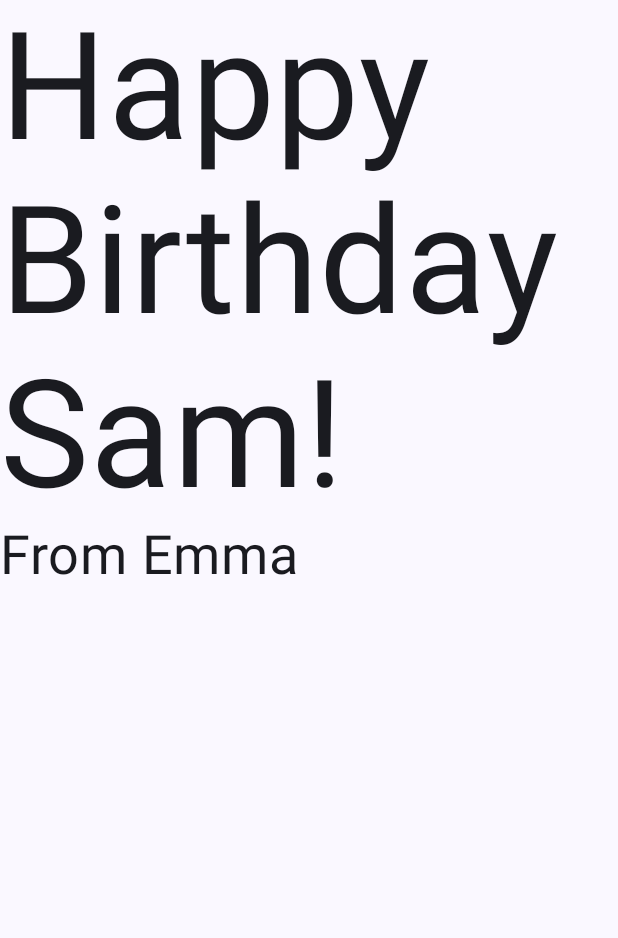
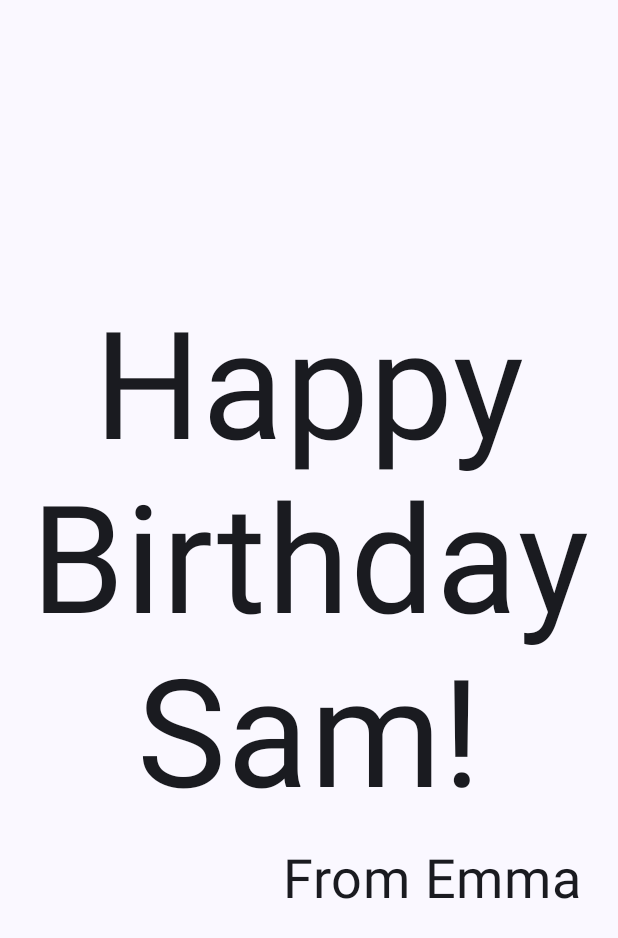
Before and after one commit to AnaDeFence/psychic-dollop, an Android app built with Jetpack Compose: the screen it shows after launch (MainActivity), on a phone screen of 412 x 824 dp. Shown: the top 938 px of the screen. Run offline under Robolectric (Android 15) with nearby library versions, the phone set to English and light mode, and no system bars.

Commit message:
hbapp: add text modifiers

```diff
--- a/happybirthday/app/src/main/java/com/example/happybirthday/MainActivity.kt
+++ b/happybirthday/app/src/main/java/com/example/happybirthday/MainActivity.kt
@@ -6,6 +6,7 @@ import android.os.Message
 import androidx.activity.ComponentActivity
 import androidx.activity.compose.setContent
 import androidx.activity.enableEdgeToEdge
+import androidx.compose.foundation.layout.Arrangement
 import androidx.compose.foundation.layout.Column
 import androidx.compose.foundation.layout.fillMaxSize
 import androidx.compose.foundation.layout.padding
@@ -14,8 +15,11 @@ import androidx.compose.material3.Scaffold
 import androidx.compose.material3.Surface
 import androidx.compose.material3.Text
 import androidx.compose.runtime.Composable
+import androidx.compose.ui.Alignment
 import androidx.compose.ui.Modifier
+import androidx.compose.ui.text.style.TextAlign
 import androidx.compose.ui.tooling.preview.Preview
+import androidx.compose.ui.unit.dp
 import androidx.compose.ui.unit.sp
 import com.example.happybirthday.ui.theme.HappybirthdayTheme
 
@@ -40,15 +44,22 @@ class MainActivity : ComponentActivity() {
 
 @Composable
 fun GreetingText(message: String, from: String, modifier: Modifier = Modifier) {
-    Column(modifier = modifier) {
+    Column(
+        modifier = modifier.padding(8.dp),
+        verticalArrangement = Arrangement.Center
+    ) {
         Text(
             text = message,
             fontSize = 100.sp,
-            lineHeight = 116.sp
+            lineHeight = 116.sp,
+            textAlign = TextAlign.Center
         )
         Text(
             text = from,
-            fontSize = 36.sp
+            fontSize = 36.sp,
+            modifier = Modifier
+                .padding(16.dp)
+                .align(alignment = Alignment.End)
         )
     }
 }
```
